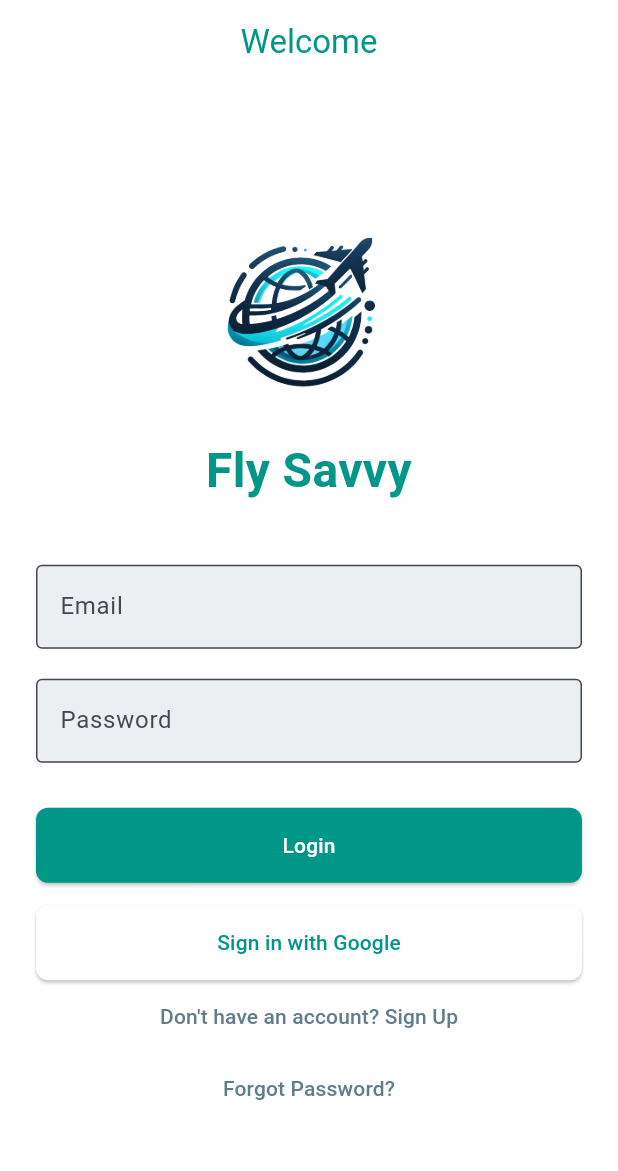
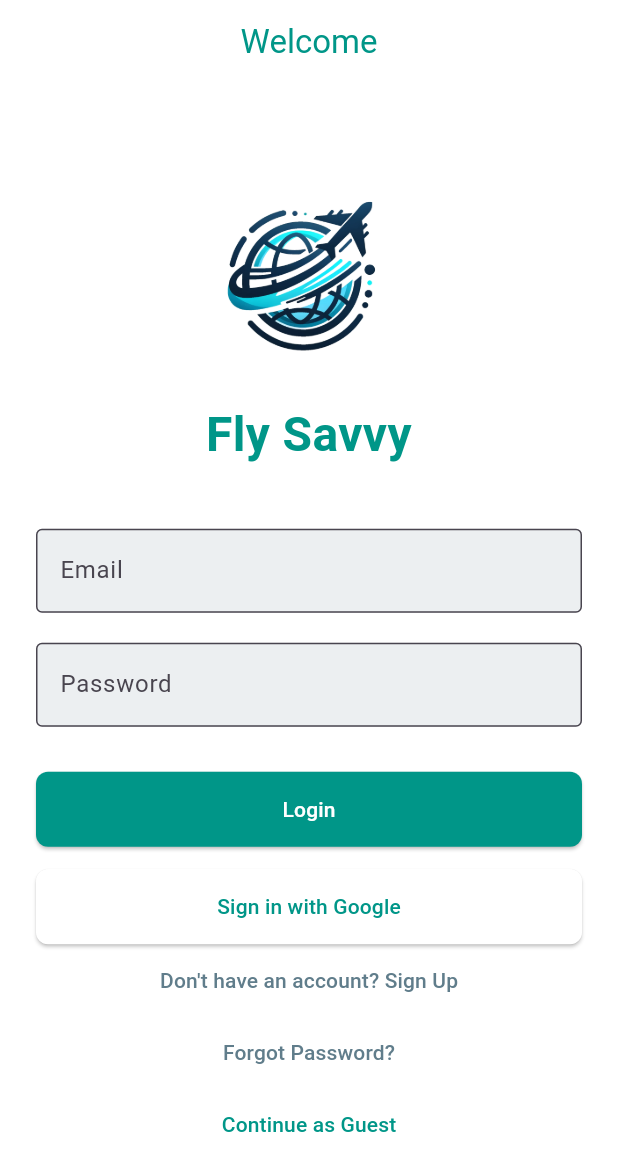
Before and after one commit to AyonDebnath/FLIGHT-SAVVY-APP, a Flutter app: the screen it shows after launch, on a phone screen of 412 x 824 dp. Shown: the top 1171 px of the screen. Run offline on Flutter 3.47's test engine with Material 3 defaults, Android fonts, the light colour scheme and no system bars; our stand-ins replace animated_toggle_switch, cloud_firestore, csv, curved_navigation_bar, firebase_auth, firebase_core and 6 more; accounts and stored records are empty.

Commit message:
Updated guest user

```diff
--- a/flight_savvy/lib/view/login_view.dart
+++ b/flight_savvy/lib/view/login_view.dart
@@ -57,6 +57,22 @@ class _LoginViewState extends State<LoginView> {
     }
   }
 
+  void _continueAsGuest() {
+    Navigator.of(context).pushAndRemoveUntil(
+      MaterialPageRoute(builder: (context) => HomePage(username: "Guest")),
+          (Route<dynamic> route) => false,
+    );
+  }
+
+  Widget _buildGuestButton() {
+    return TextButton(
+      onPressed: _continueAsGuest,
+      child: Text('Continue as Guest', style: TextStyle(color: Colors.teal)),
+    );
+  }
+
+
+
   @override
   Widget build(BuildContext context) {
     return Scaffold(
@@ -114,6 +130,7 @@ class _LoginViewState extends State<LoginView> {
                 ],
                 _buildFlatButton(context, SignupView(), "Don't have an account? Sign Up"),
                 _buildFlatButton(context, ForgotPassView(), 'Forgot Password?'),
+                _buildGuestButton(),
               ],
             ),
           ),
```
